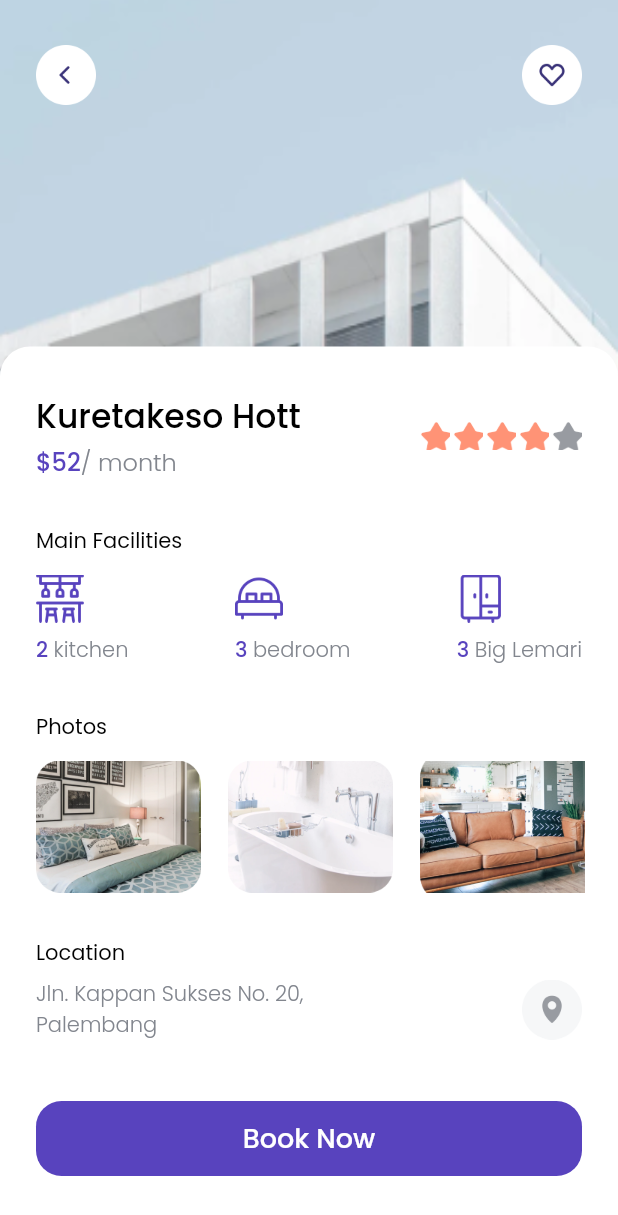
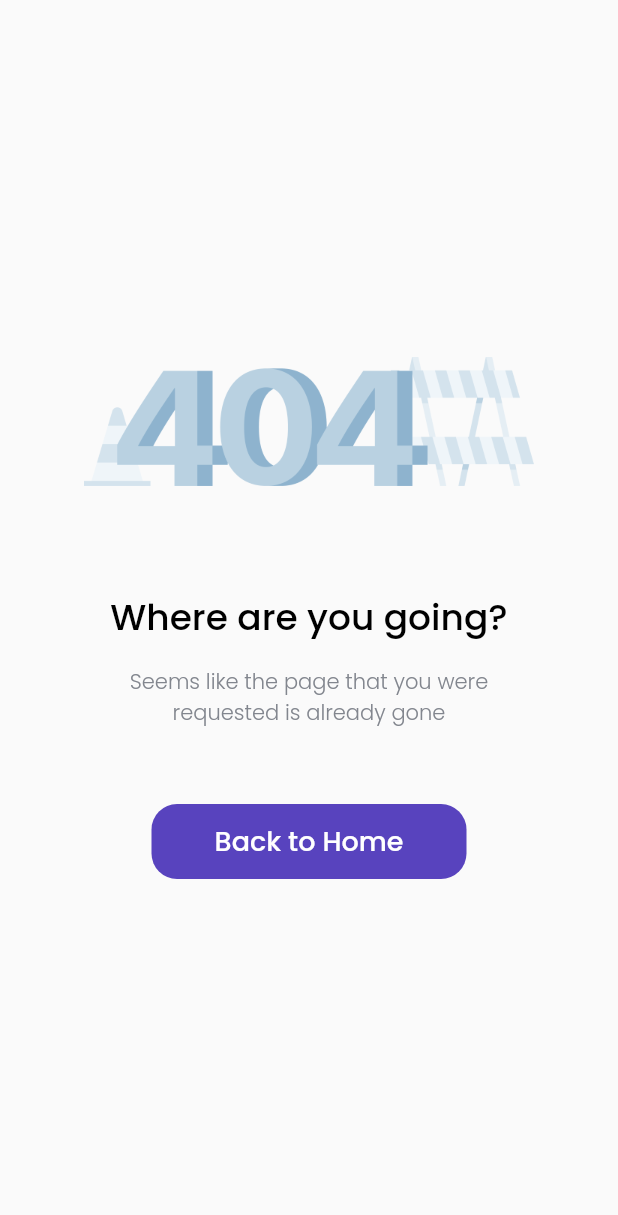
Before and after one commit to asbiqalalawi/cozy_findhouse, a Flutter app: the DetailPage screen opened directly, scrolled down 97 dp, after a tap on "Book Now", on a phone screen of 412 x 824 dp. Shown: the top 1215 px of the screen. Run offline on Flutter 3.47's test engine with Material 2 defaults, Android fonts, the phone set to English and light mode, and no system bars; our stand-ins replace google_fonts, url_launcher_web.

Commit message:
Error Page

```diff
--- a/lib/pages/detail_page.dart
+++ b/lib/pages/detail_page.dart
@@ -1,3 +1,4 @@
+import 'package:cozy_findhouse/pages/error_page.dart';
 import 'package:cozy_findhouse/theme.dart';
 import 'package:cozy_findhouse/widgets/facility_item.dart';
 import 'package:flutter/material.dart';
@@ -13,7 +14,12 @@ class DetailPage extends StatelessWidget {
       if (await canLaunchUrl(Uri.parse(url))) {
         launchUrl(Uri.parse(url));
       } else {
-        throw (url);
+        // throw (url);
+        Navigator.push(
+            context,
+            MaterialPageRoute(
+              builder: (context) => const ErrorPage(),
+            ));
       }
     }
 
@@ -230,8 +236,9 @@ class DetailPage extends StatelessWidget {
                             ),
                             InkWell(
                               onTap: () {
-                                _launchUrl(
-                                    'https://www.google.com/maps/place/National+Monument/@-6.1753924,106.8249641,17z/data=!3m1!4b1!4m5!3m4!1s0x2e69f5d2e764b12d:0x3d2ad6e1e0e9bcc8!8m2!3d-6.1753924!4d106.8271528');
+                                // _launchUrl(
+                                // 'https://www.google.com/maps/place/National+Monument/@-6.1753924,106.8249641,17z/data=!3m1!4b1!4m5!3m4!1s0x2e69f5d2e764b12d:0x3d2ad6e1e0e9bcc8!8m2!3d-6.1753924!4d106.8271528');
+                                _launchUrl('dsjaflsd');
                               },
                               child: Image.asset(
                                 'assets/btn_map.png',
--- /dev/null
+++ b/lib/pages/error_page.dart
@@ -0,0 +1,66 @@
+import 'package:cozy_findhouse/pages/home_page.dart';
+import 'package:cozy_findhouse/theme.dart';
+import 'package:flutter/material.dart';
+
+class ErrorPage extends StatelessWidget {
+  const ErrorPage({Key? key}) : super(key: key);
+
+  @override
+  Widget build(BuildContext context) {
+    return Scaffold(
+      body: SafeArea(
+        bottom: false,
+        child: Center(
+          child: Column(
+            mainAxisAlignment: MainAxisAlignment.center,
+            children: [
+              Image.asset(
+                'assets/404.png',
+                width: 300,
+              ),
+              const SizedBox(
+                height: 70,
+              ),
+              Text(
+                'Where are you going?',
+                style: blackTextStyle.copyWith(fontSize: 24),
+              ),
+              const SizedBox(
+                height: 14,
+              ),
+              Text(
+                'Seems like the page that you were\nrequested is already gone',
+                textAlign: TextAlign.center,
+                style: greykTextStyle,
+              ),
+              const SizedBox(
+                height: 50,
+              ),
+              InkWell(
+                onTap: (() => Navigator.pushAndRemoveUntil(
+                    context,
+                    MaterialPageRoute(
+                      builder: (context) => const HomePage(),
+                    ),
+                    (route) => false)),
+                child: Container(
+                  margin: EdgeInsets.symmetric(horizontal: edge),
+                  height: 50,
+                  width: 210,
+                  decoration: BoxDecoration(
+                      color: purpleColor,
+                      borderRadius: BorderRadius.circular(17)),
+                  child: Center(
+                      child: Text(
+                    'Back to Home',
+                    style: whiteTextStyle.copyWith(fontSize: 18),
+                  )),
+                ),
+              ),
+            ],
+          ),
+        ),
+      ),
+    );
+  }
+}
```
